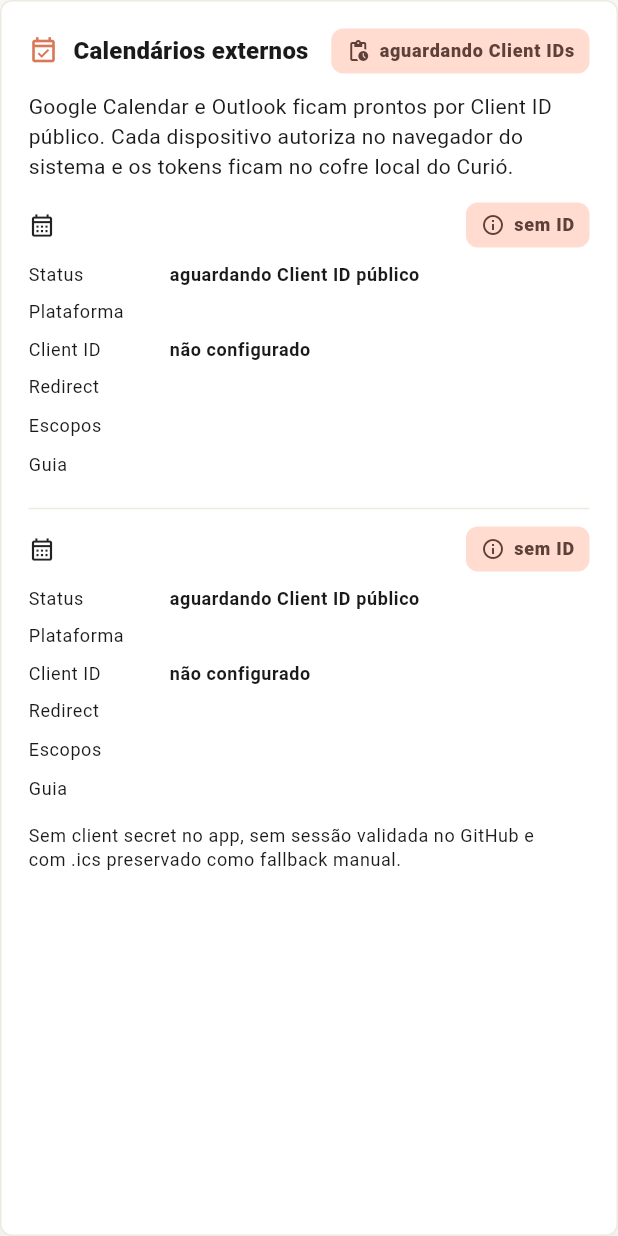
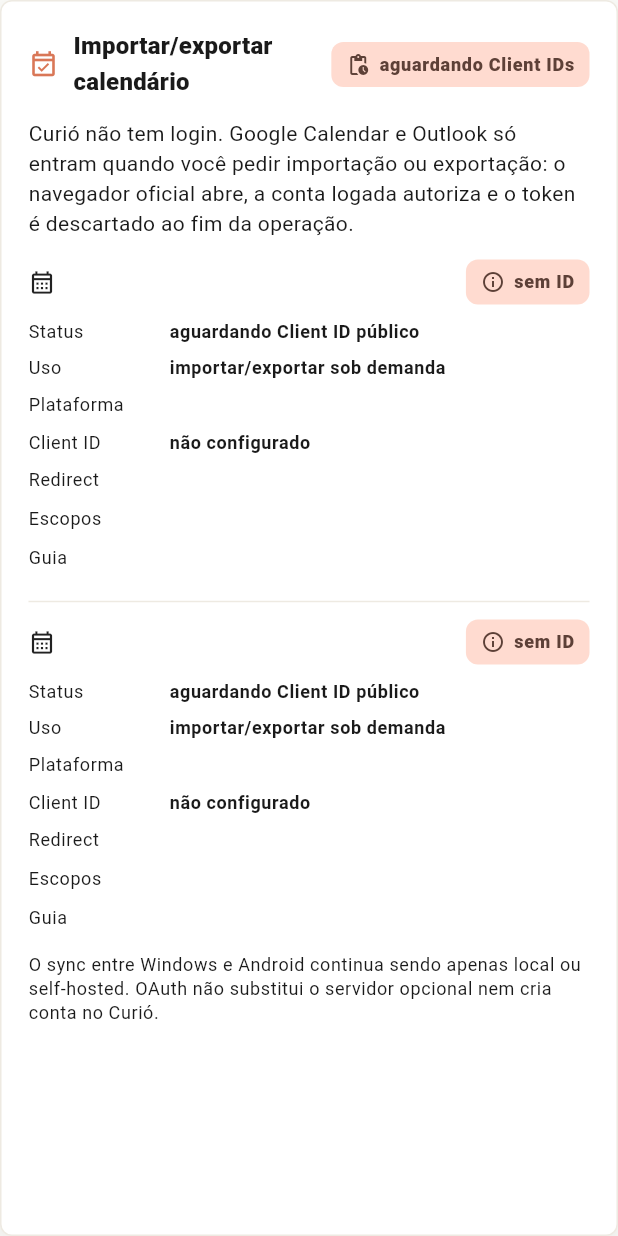
Before and after one commit to homi-lindo/curio, a Flutter app: the _CalendarOAuthPanel widget shown alone on an empty page, opened directly with empty values, on a phone screen of 412 x 824 dp. Run offline on Flutter 3.47's test engine with Material 3 defaults, Android fonts, the phone set to English and light mode, and no system bars; our stand-ins replace audioplayers, drift, file_picker, flutter_local_notifications, timezone; missing offline and left inert: dart:ffi; accounts and stored records are empty.

Commit message:
Separar OAuth de login e sync do Curio
OAuth no Curio deve servir apenas para importar ou exportar calendario sob demanda. A mudanca remove a preparacao de refresh token persistente, ajusta a UI para deixar claro que nao existe conta Curio e atualiza os guias para manter o sync self-hosted independente.

Constraint: Curio e local-first e autocontido; sync entre Windows e Android permanece local/self-hosted.

Constraint: Google/Microsoft entram somente como provedores de autorizacao para operacoes de calendario.

Rejected: Persistir refresh token por provedor | isso criaria uma semantica de conta conectada que o produto nao precisa agora.

Rejected: Descrever OAuth como sincronizacao direta | confunde calendario externo com sync do app.

Confidence: high

Scope-risk: narrow

Directive: Nao introduzir login Curio; qualquer OAuth deve ficar limitado a importacao/exportacao de calendario ate nova decisao explicita.

Tested: flutter analyze --no-pub

Tested: flutter test --no-pub

Tested: tool/calendar/check-oauth-readiness.ps1 with sample IDs

Tested: PowerShell parser for changed scripts

Tested: tool/windows/package-portable.ps1 and package-portable-exe.ps1

Not-tested: Live Google/Microsoft consent flow, pending real Client IDs and implementation of direct import/export calls

Co-authored-by: OmX <omx@oh-my-codex.dev>

```diff
--- a/lib/services/calendar_oauth_config.dart
+++ b/lib/services/calendar_oauth_config.dart
@@ -12,7 +12,6 @@ final class CalendarOAuthScopes {
 
   static const microsoftUserRead = 'User.Read';
   static const microsoftCalendarsReadWrite = 'Calendars.ReadWrite';
-  static const microsoftOfflineAccess = 'offline_access';
 }
 
 final class CalendarOAuthClientConfig {
@@ -49,7 +48,7 @@ final class CalendarOAuthClientConfig {
     if (!isConfigured) {
       return 'aguardando Client ID público';
     }
-    return 'pronto para autorização do usuário';
+    return 'pronto para importar/exportar com autorização oficial';
   }
 }
 
@@ -131,7 +130,6 @@ final class CalendarOAuthBuildConfig {
         scopes: const <String>[
           CalendarOAuthScopes.microsoftUserRead,
           CalendarOAuthScopes.microsoftCalendarsReadWrite,
-          CalendarOAuthScopes.microsoftOfflineAccess,
         ],
         registrationGuide:
             'docs/calendar-app-registration.md#microsoft-entra--outlook',
--- a/lib/ui/views/sync_view.dart
+++ b/lib/ui/views/sync_view.dart
@@ -360,7 +360,7 @@ final class _CalendarOAuthPanel extends StatelessWidget {
         children: <Widget>[
           SectionHeader(
             icon: Icons.event_available_outlined,
-            title: 'Calendários externos',
+            title: 'Importar/exportar calendário',
             action: StatusPill(
               icon: config.hasAnyConfigured
                   ? Icons.verified_user_outlined
@@ -370,9 +370,9 @@ final class _CalendarOAuthPanel extends StatelessWidget {
           ),
           const SizedBox(height: 12),
           Text(
-            'Google Calendar e Outlook ficam prontos por Client ID público. '
-            'Cada dispositivo autoriza no navegador do sistema e os tokens '
-            'ficam no cofre local do Curió.',
+            'Curió não tem login. Google Calendar e Outlook só entram quando '
+            'você pedir importação ou exportação: o navegador oficial abre, '
+            'a conta logada autoriza e o token é descartado ao fim da operação.',
             style: Theme.of(context).textTheme.bodyMedium,
           ),
           const SizedBox(height: 14),
@@ -381,8 +381,9 @@ final class _CalendarOAuthPanel extends StatelessWidget {
           _CalendarOAuthProviderBlock(client: config.microsoft),
           const SizedBox(height: 6),
           Text(
-            'Sem client secret no app, sem sessão validada no GitHub e com '
-            '.ics preservado como fallback manual.',
+            'O sync entre Windows e Android continua sendo apenas local ou '
+            'self-hosted. OAuth não substitui o servidor opcional nem cria '
+            'conta no Curió.',
             style: Theme.of(context).textTheme.bodySmall,
           ),
         ],
@@ -427,6 +428,7 @@ final class _CalendarOAuthProviderBlock extends StatelessWidget {
         ),
         const SizedBox(height: 10),
         MetricLine('Status', client.readinessLabel),
+        const MetricLine('Uso', 'importar/exportar sob demanda'),
         MetricLine('Plataforma', client.platformLabel),
         MetricLine('Client ID', client.maskedClientId),
         MetricLine('Redirect', client.redirectUri),
```
Also changed, not shown: lib/services/secure_secret_store.dart (+0 -30 lines), 6 other files.
